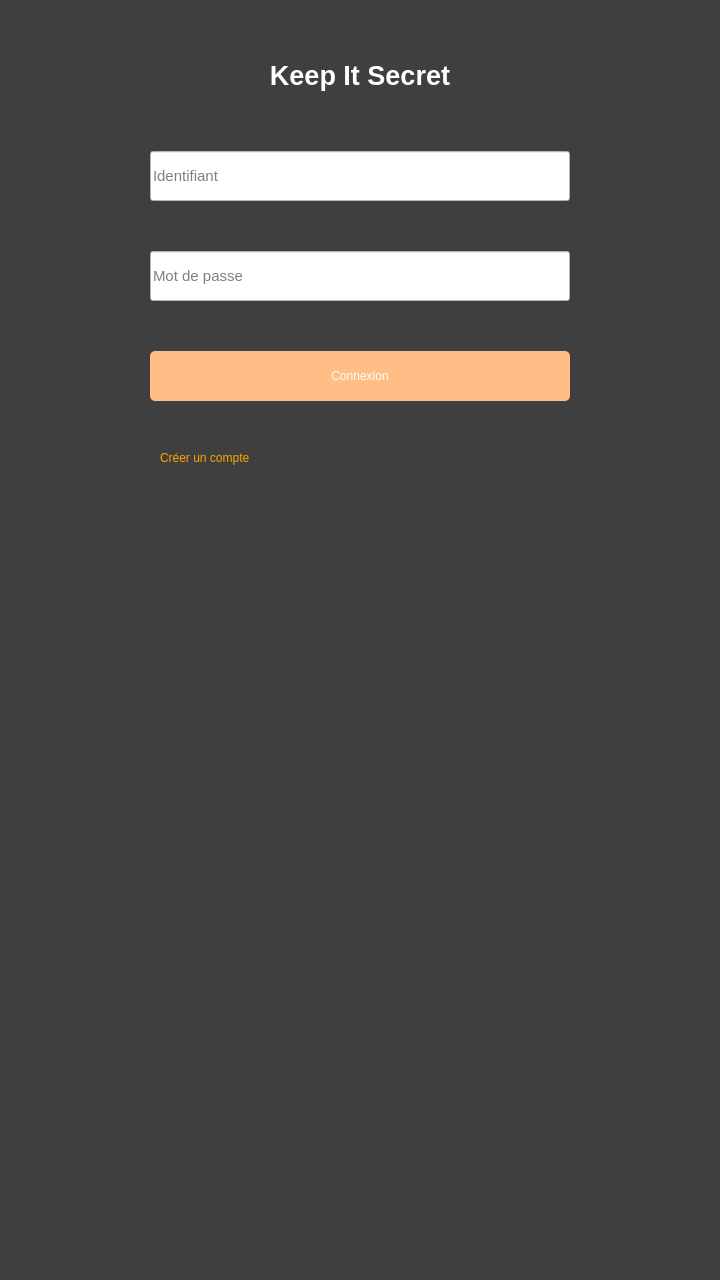
Qt form mainwindow.ui (dbuhon/KeepItSecret) before a commit.
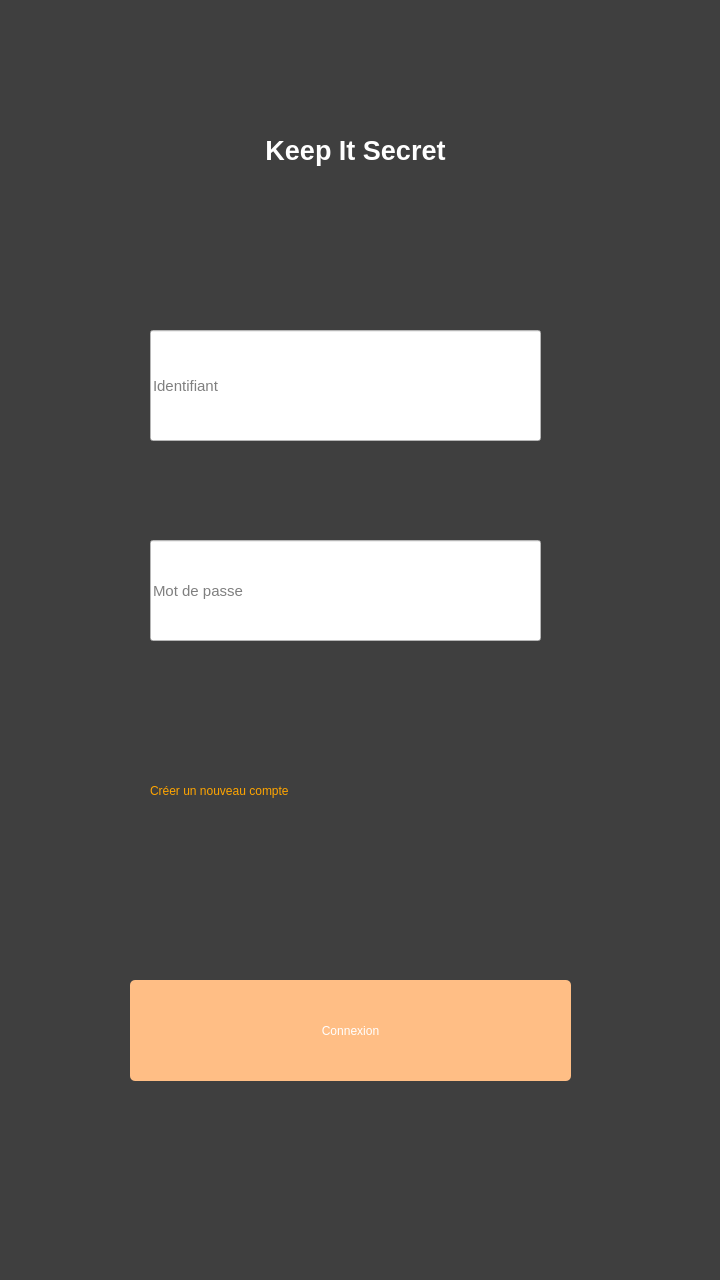
The same form after that commit.

The edit to the form file:
```diff
--- a/mainwindow.ui
+++ b/mainwindow.ui
@@ -2,9 +2,6 @@
 <ui version="4.0">
  <class>MainWindow</class>
  <widget class="QMainWindow" name="MainWindow">
-  <property name="enabled">
-   <bool>false</bool>
-  </property>
   <property name="geometry">
    <rect>
     <x>0</x>
@@ -16,54 +13,21 @@
   <property name="windowTitle">
    <string>MainWindow</string>
   </property>
-  <property name="autoFillBackground">
-   <bool>false</bool>
-  </property>
   <property name="styleSheet">
    <string notr="true">background-color: rgb(63, 63, 63);
 color: rgb(255, 255, 255);
 </string>
   </property>
   <widget class="QWidget" name="centralWidget">
-   <property name="minimumSize">
-    <size>
-     <width>0</width>
-     <height>0</height>
-    </size>
-   </property>
-   <property name="sizeIncrement">
-    <size>
-     <width>0</width>
-     <height>0</height>
-    </size>
-   </property>
-   <layout class="QFormLayout" name="formLayout">
-    <property name="sizeConstraint">
-     <enum>QLayout::SetMaximumSize</enum>
-    </property>
-    <property name="fieldGrowthPolicy">
-     <enum>QFormLayout::AllNonFixedFieldsGrow</enum>
-    </property>
-    <property name="horizontalSpacing">
-     <number>10</number>
-    </property>
-    <property name="verticalSpacing">
-     <number>50</number>
-    </property>
-    <property name="leftMargin">
-     <number>150</number>
-    </property>
-    <property name="topMargin">
-     <number>50</number>
-    </property>
-    <property name="rightMargin">
-     <number>150</number>
-    </property>
-    <property name="bottomMargin">
-     <number>150</number>
-    </property>
-    <item row="0" column="0" colspan="2">
      <widget class="QLabel" name="label_title">
+    <property name="geometry">
+     <rect>
+      <x>90</x>
+      <y>60</y>
+      <width>531</width>
+      <height>181</height>
+     </rect>
+    </property>
       <property name="minimumSize">
        <size>
         <width>221</width>
@@ -78,9 +42,6 @@
         <kerning>true</kerning>
        </font>
       </property>
-      <property name="lineWidth">
-       <number>1</number>
-      </property>
       <property name="text">
        <string>Keep It Secret</string>
       </property>
@@ -91,23 +52,37 @@
        <bool>false</bool>
       </property>
      </widget>
-    </item>
-    <item row="3" column="0" colspan="2">
+   <widget class="QPushButton" name="pushButton_submit">
+    <property name="geometry">
+     <rect>
+      <x>130</x>
+      <y>980</y>
+      <width>441</width>
+      <height>101</height>
+     </rect>
+    </property>
+    <property name="styleSheet">
+     <string notr="true">border-radius: 5px;
+background-color: rgb(255, 190, 133);</string>
+    </property>
+    <property name="text">
+     <string>Connexion</string>
+    </property>
+   </widget>
      <widget class="QLineEdit" name="lineEdit_login">
-      <property name="minimumSize">
-       <size>
-        <width>0</width>
-        <height>50</height>
-       </size>
+    <property name="geometry">
+     <rect>
+      <x>150</x>
+      <y>330</y>
+      <width>391</width>
+      <height>111</height>
+     </rect>
       </property>
       <property name="font">
        <font>
         <pointsize>11</pointsize>
        </font>
       </property>
-      <property name="autoFillBackground">
-       <bool>false</bool>
-      </property>
       <property name="styleSheet">
        <string notr="true">color: rgb(0, 0, 0);
 background-color: rgb(255, 255, 255);</string>
@@ -116,14 +91,14 @@
        <string>Identifiant</string>
       </property>
      </widget>
-    </item>
-    <item row="5" column="0" colspan="2">
      <widget class="QLineEdit" name="lineEdit_password">
-      <property name="minimumSize">
-       <size>
-        <width>0</width>
-        <height>50</height>
-       </size>
+    <property name="geometry">
+     <rect>
+      <x>150</x>
+      <y>540</y>
+      <width>391</width>
+      <height>101</height>
+     </rect>
       </property>
       <property name="font">
        <font>
@@ -138,38 +113,26 @@
        <string>Mot de passe</string>
       </property>
      </widget>
-    </item>
-    <item row="7" column="0" colspan="2">
-     <widget class="QPushButton" name="pushButton_submit">
-      <property name="minimumSize">
-       <size>
-        <width>100</width>
-        <height>50</height>
-       </size>
-      </property>
-      <property name="styleSheet">
-       <string notr="true">border-radius: 5px;
-background-color: rgb(255, 190, 133);</string>
-      </property>
-      <property name="text">
-       <string>Connexion</string>
-      </property>
-     </widget>
-    </item>
-    <item row="8" column="1">
      <widget class="QPushButton" name="pushButton_newAccount">
+    <property name="geometry">
+     <rect>
+      <x>150</x>
+      <y>760</y>
+      <width>411</width>
+      <height>61</height>
+     </rect>
+    </property>
       <property name="styleSheet">
-       <string notr="true">border-radius: 5px;
-background-color: none;
+     <string notr="true">background-color: none;
+border-radius: 5px;
+text-align: left;
 color: orange;
-text-align: left;</string>
+</string>
       </property>
       <property name="text">
-       <string>Créer un compte</string>
-      </property>
-     </widget>
-    </item>
-   </layout>
+     <string>Créer un nouveau compte</string>
+    </property>
+   </widget>
   </widget>
  </widget>
  <layoutdefault spacing="6" margin="11"/>
```
Lines whose indentation alone changed are shown as unchanged.
